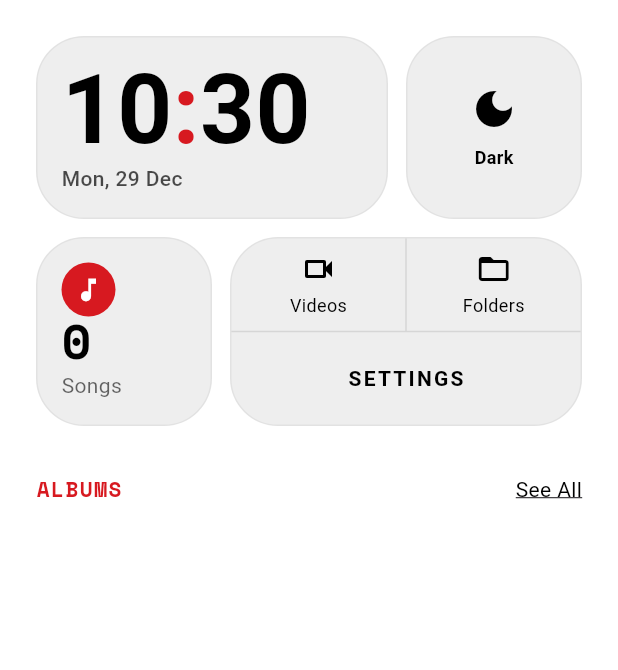
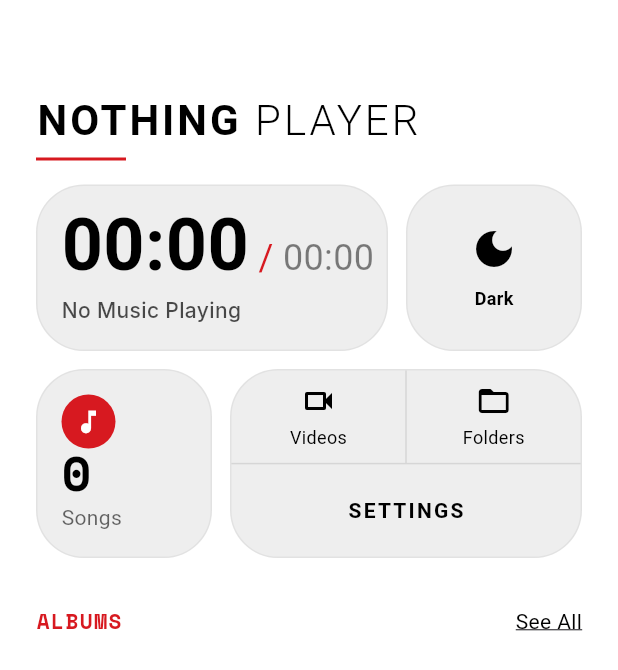
Before and after one commit to JAYASIMMA/Media-Player-Application-using-flutter, a Flutter app: the screen it shows after launch, on a phone screen of 412 x 824 dp. Shown: the top 670 px of the screen. Run offline on Flutter 3.47's test engine with Material 3 defaults, Android fonts, the phone set to English and light mode, and no system bars; our stand-ins replace audioplayers, google_fonts, permission_handler, video_player; missing offline and left inert: audiotags, flutter_video_info; Roboto replaces fonts that are missing (Ibm Plex Serif).

Commit message:
feat: Implement initial Flutter media player application structure and core audio playback service.

```diff
--- a/lib/pages/home_page.dart
+++ b/lib/pages/home_page.dart
@@ -5,7 +5,7 @@ import '../models/media_item.dart';
 import '../services/media_service.dart';
 import '../services/theme_provider.dart';
 import '../widgets/album_card.dart';
-import '../widgets/clock_widget.dart';
+import '../widgets/playback_time_widget.dart';
 import '../widgets/nothing_widget_container.dart';
 import 'music_page.dart';
 import 'videos_page.dart';
@@ -54,6 +54,57 @@ class _HomePageState extends State<HomePage> {
                 slivers: [
                   const SliverPadding(padding: EdgeInsets.only(top: 24)),
 
+                  const SliverPadding(padding: EdgeInsets.only(top: 24)),
+
+                  // Header
+                  SliverToBoxAdapter(
+                    child: Padding(
+                      padding: const EdgeInsets.symmetric(
+                        horizontal: 24,
+                        vertical: 16,
+                      ),
+                      child: Column(
+                        crossAxisAlignment: CrossAxisAlignment.start,
+                        children: [
+                          RichText(
+                            text: TextSpan(
+                              children: [
+                                TextSpan(
+                                  text: 'NOTHING ',
+                                  style: GoogleFonts.ibmPlexSerif(
+                                    fontSize: 28,
+                                    fontWeight: FontWeight.bold,
+                                    color: Theme.of(
+                                      context,
+                                    ).textTheme.bodyLarge?.color,
+                                    letterSpacing: 2,
+                                  ),
+                                ),
+                                TextSpan(
+                                  text: 'PLAYER',
+                                  style: GoogleFonts.ibmPlexSerif(
+                                    fontSize: 28,
+                                    fontWeight: FontWeight.w300,
+                                    color: Theme.of(
+                                      context,
+                                    ).textTheme.bodyLarge?.color,
+                                    letterSpacing: 2,
+                                  ),
+                                ),
+                              ],
+                            ),
+                          ),
+                          const SizedBox(height: 8),
+                          Container(
+                            height: 2,
+                            width: 60,
+                            color: Theme.of(context).colorScheme.secondary,
+                          ),
+                        ],
+                      ),
+                    ),
+                  ),
+
                   // 1. Dashboard Grid (Top Section)
                   SliverPadding(
                     padding: const EdgeInsets.symmetric(horizontal: 24),
@@ -68,7 +119,7 @@ class _HomePageState extends State<HomePage> {
                                 Expanded(
                                   flex: 2,
                                   child: NothingWidgetContainer(
-                                    child: const ClockWidget(),
+                                    child: const PlaybackTimeWidget(),
                                   ),
                                 ),
                                 const SizedBox(width: 12),
@@ -237,12 +288,20 @@ class _HomePageState extends State<HomePage> {
                                                     const SettingsPage(),
                                               ),
                                             ),
-                                            child: const Center(
-                                              child: Text(
-                                                "SETTINGS",
-                                                style: TextStyle(
-                                                  fontWeight: FontWeight.bold,
-                                                  letterSpacing: 1.5,
+                                            child: Center(
+                                              child: Center(
+                                                child: Text(
+                                                  "SETTINGS",
+                                                  style:
+                                                      GoogleFonts.ibmPlexSerif(
+                                                        fontWeight:
+                                                            FontWeight.bold,
+                                                        letterSpacing: 1.5,
+                                                        color: Theme.of(context)
+                                                            .textTheme
+                                                            .bodyLarge
+                                                            ?.color,
+                                                      ),
                                                 ),
                                               ),
                                             ),
--- /dev/null
+++ b/lib/services/audio_provider.dart
@@ -0,0 +1,129 @@
+import 'package:flutter/material.dart';
+import 'package:audioplayers/audioplayers.dart';
+import '../models/media_item.dart';
+
+class AudioProvider extends ChangeNotifier {
+  final AudioPlayer _audioPlayer = AudioPlayer();
+
+  bool _isPlaying = false;
+  bool _isShuffling = false;
+  bool _isRepeating = false;
+  Duration _duration = Duration.zero;
+  Duration _position = Duration.zero;
+  MediaItem? _currentAudio;
+  List<MediaItem> _playlist = [];
+  int _currentIndex = -1;
+
+  AudioProvider() {
+    _initAudioPlayer();
+  }
+
+  bool get isPlaying => _isPlaying;
+  bool get isShuffling => _isShuffling;
+  bool get isRepeating => _isRepeating;
+  Duration get duration => _duration;
+  Duration get position => _position;
+  MediaItem? get currentAudio => _currentAudio;
+  List<MediaItem> get playlist => _playlist;
+
+  void _initAudioPlayer() {
+    _audioPlayer.onDurationChanged.listen((duration) {
+      _duration = duration;
+      notifyListeners();
+    });
+
+    _audioPlayer.onPositionChanged.listen((position) {
+      _position = position;
+      notifyListeners();
+    });
+
+    _audioPlayer.onPlayerStateChanged.listen((state) {
+      _isPlaying = state == PlayerState.playing;
+      notifyListeners();
+    });
+
+    _audioPlayer.onPlayerComplete.listen((event) {
+      if (_isRepeating) {
+        play(_currentAudio!, _playlist); // Replay current
+      } else {
+        playNext();
+      }
+    });
+  }
+
+  Future<void> play(MediaItem audio, List<MediaItem> playlist) async {
+    _currentAudio = audio;
+    _playlist = playlist;
+    _currentIndex = _playlist.indexOf(audio);
+
+    // Reset state if new song
+    _position = Duration.zero;
+
+    try {
+      await _audioPlayer.stop(); // Stop potential previous
+      await _audioPlayer.play(DeviceFileSource(audio.path));
+    } catch (e) {
+      debugPrint("Error playing audio: $e");
+    }
+    notifyListeners();
+  }
+
+  Future<void> resume() async {
+    await _audioPlayer.resume();
+  }
+
+  Future<void> pause() async {
+    await _audioPlayer.pause();
+  }
+
+  Future<void> togglePlayPause() async {
+    if (_isPlaying) {
+      await pause();
+    } else {
+      if (_currentAudio != null) {
+        await resume();
+      } else if (_playlist.isNotEmpty) {
+        // Play first if nothing is current but playlist exists
+        play(_playlist.first, _playlist);
+      }
+    }
+  }
+
+  Future<void> seek(Duration position) async {
+    await _audioPlayer.seek(position);
+  }
+
+  Future<void> playNext() async {
+    if (_playlist.isEmpty || _currentIndex == -1) return;
+
+    if (_currentIndex < _playlist.length - 1) {
+      play(_playlist[_currentIndex + 1], _playlist);
+    } else {
+      // Loop back to start or stop? Let's stop for now unless repeat is global
+      // If we want infinite loop:
+      // play(_playlist.first, _playlist);
+    }
+  }
+
+  Future<void> playPrevious() async {
+    if (_playlist.isEmpty || _currentIndex == -1) return;
+
+    if (_position.inSeconds > 3) {
+      seek(Duration.zero);
+    } else if (_currentIndex > 0) {
+      play(_playlist[_currentIndex - 1], _playlist);
+    }
+  }
+
+  void toggleShuffle() {
+    _isShuffling = !_isShuffling;
+    // Implementation of shuffle logic would go here (reordering playlist or random index)
+    // For now just toggling the flag
+    notifyListeners();
+  }
+
+  void toggleRepeat() {
+    _isRepeating = !_isRepeating;
+    notifyListeners();
+  }
+}
--- /dev/null
+++ b/lib/widgets/playback_time_widget.dart
@@ -0,0 +1,93 @@
+import 'package:flutter/material.dart';
+import 'package:google_fonts/google_fonts.dart';
+import 'package:provider/provider.dart';
+import '../services/audio_provider.dart';
+
+class PlaybackTimeWidget extends StatelessWidget {
+  const PlaybackTimeWidget({Key? key}) : super(key: key);
+
+  @override
+  Widget build(BuildContext context) {
+    return Consumer<AudioProvider>(
+      builder: (context, audio, child) {
+        final position = audio.position;
+        final duration = audio.duration;
+        final hasAudio = audio.currentAudio != null;
+
+        final posString = _formatDuration(position);
+        final durString = _formatDuration(duration);
+
+        return Column(
+          crossAxisAlignment: CrossAxisAlignment.start,
+          mainAxisAlignment: MainAxisAlignment.center,
+          children: [
+            Row(
+              crossAxisAlignment: CrossAxisAlignment.baseline,
+              textBaseline: TextBaseline.alphabetic,
+              children: [
+                Text(
+                  hasAudio ? posString : "00:00",
+                  style: GoogleFonts.ibmPlexSerif(
+                    fontSize: 48,
+                    fontWeight: FontWeight.bold,
+                    height: 1.0,
+                  ),
+                ),
+                Text(
+                  ' / ',
+                  style: GoogleFonts.ibmPlexSerif(
+                    fontSize: 24,
+                    color: Theme.of(context).colorScheme.secondary,
+                  ),
+                ),
+                Text(
+                  hasAudio ? durString : "00:00",
+                  style: GoogleFonts.ibmPlexSerif(
+                    fontSize: 24,
+                    color: Theme.of(
+                      context,
+                    ).textTheme.bodyMedium?.color?.withOpacity(0.5),
+                  ),
+                ),
+              ],
+            ),
+            const SizedBox(height: 8),
+            Text(
+              hasAudio
+                  ? (audio.currentAudio?.name ?? "Unknown Title")
+                  : "No Music Playing",
+              maxLines: 1,
+              overflow: TextOverflow.ellipsis,
+              style: GoogleFonts.inter(
+                fontSize: 14,
+                fontWeight: FontWeight.w500,
+                color: Theme.of(
+                  context,
+                ).textTheme.bodyMedium?.color?.withOpacity(0.7),
+              ),
+            ),
+            if (hasAudio)
+              Text(
+                audio.currentAudio?.artist ?? "Unknown Artist",
+                maxLines: 1,
+                overflow: TextOverflow.ellipsis,
+                style: GoogleFonts.inter(
+                  fontSize: 12,
+                  color: Theme.of(
+                    context,
+                  ).textTheme.bodyMedium?.color?.withOpacity(0.5),
+                ),
+              ),
+          ],
+        );
+      },
+    );
+  }
+
+  String _formatDuration(Duration duration) {
+    String twoDigits(int n) => n.toString().padLeft(2, '0');
+    final minutes = twoDigits(duration.inMinutes.remainder(60));
+    final seconds = twoDigits(duration.inSeconds.remainder(60));
+    return '$minutes:$seconds';
+  }
+}
```
Also changed, not shown: lib/main.dart (+8 -2 lines), lib/pages/audio_player_page.dart (+108 -138 lines), lib/pages/folder_content_page.dart (added, +62 -0 lines), lib/pages/folders_page.dart (+16 -4 lines), lib/services/playlist_provider.dart (added, +40 -0 lines).
